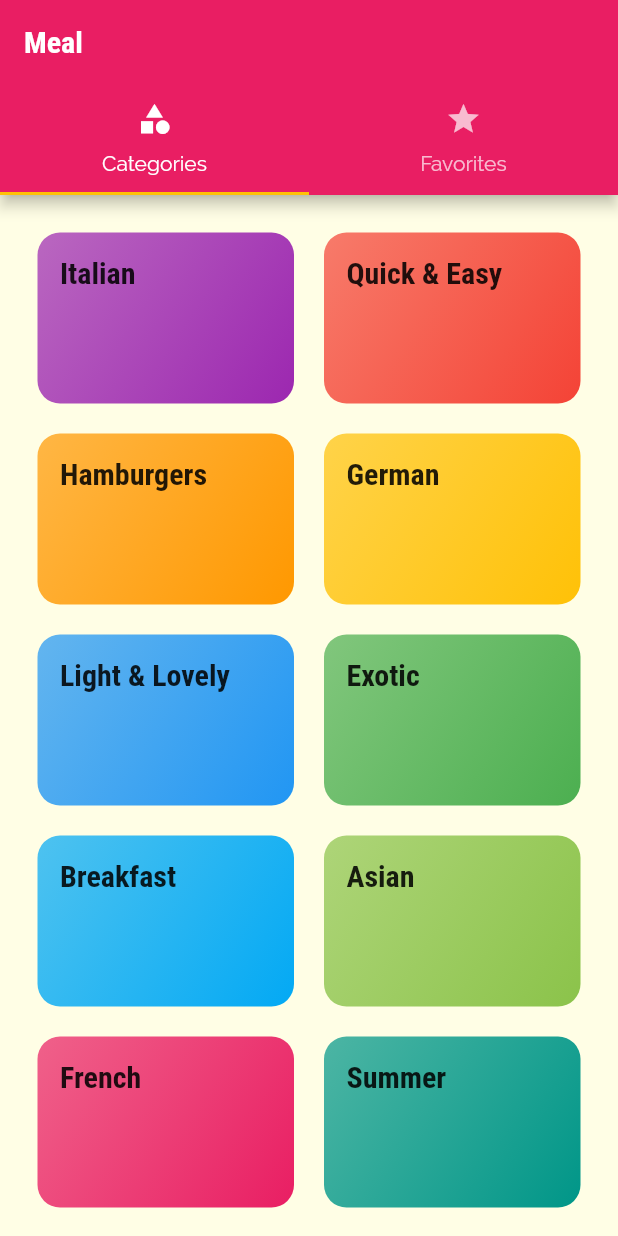
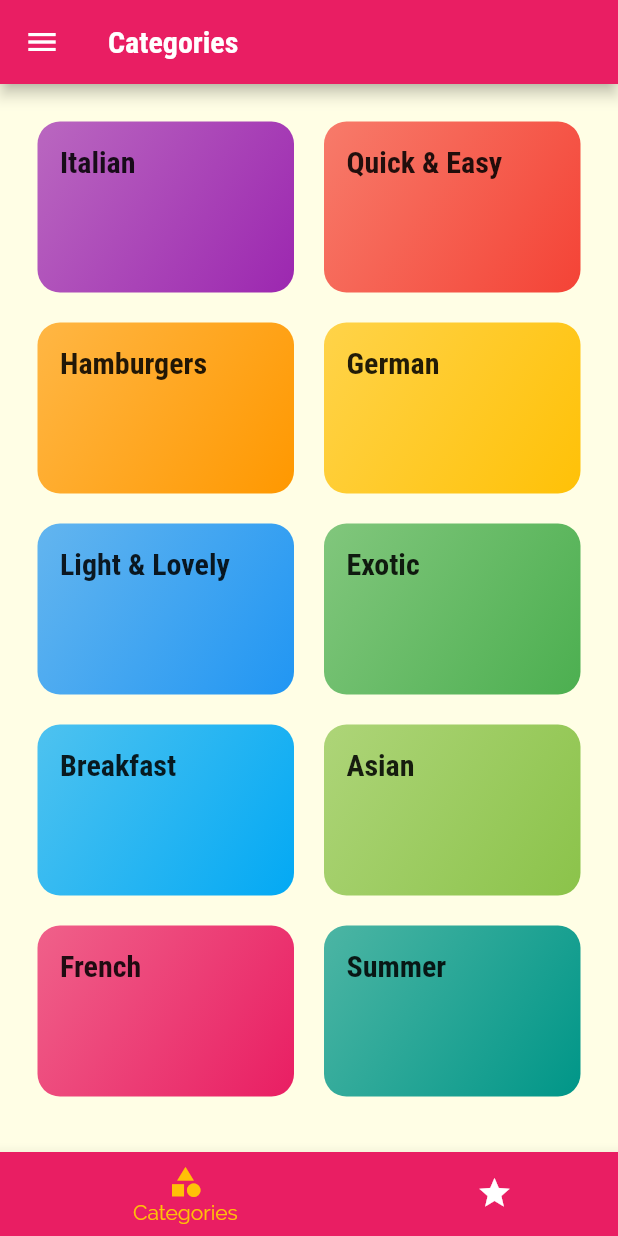
Before and after one commit to FitriantoDwiCahyo/meal-app, a Flutter app: the screen it shows after launch, on a phone screen of 412 x 824 dp. Run offline on Flutter 3.47's test engine with Material 2 defaults, Android fonts, the phone set to English and light mode, and no system bars.

Commit message:
modify for exist screens and widgets

```diff
--- a/lib/main.dart
+++ b/lib/main.dart
@@ -1,5 +1,6 @@
 import 'package:flutter/material.dart';
 
+import '../screens/filters_screen.dart';
 import '../screens/meal_detail_screen.dart';
 import '../screens/categories_screen.dart';
 import '../screens/category_meals_screen.dart';
@@ -50,6 +51,7 @@ class MyApp extends StatelessWidget {
           '/': (ctx) => TabsScreen(),
           CategoryMealsScreen.routeName: (ctx) => const CategoryMealsScreen(),
           MealDetailScreen.routeName: (ctx) => const MealDetailScreen(),
+          FiltersScreen.routeName: (ctx) => const FiltersScreen(),
         },
         onUnknownRoute: (settings) {
           return MaterialPageRoute(builder: (ctx) => CategoryMealsScreen());
--- a/lib/screens/tabs_screen.dart
+++ b/lib/screens/tabs_screen.dart
@@ -3,6 +3,7 @@ import 'package:flutter/material.dart';
 
 import './favorites_screen.dart';
 import './categories_screen.dart';
+import '../widgets/main_drawer.dart';
 
 class TabsScreen extends StatefulWidget {
   TabsScreen({Key? key}) : super(key: key);
@@ -12,32 +13,52 @@ class TabsScreen extends StatefulWidget {
 }
 
 class _TabsScreenState extends State<TabsScreen> {
+  final List<Map<String, Object>> _pages = [
+    {
+      'page': CategoriesScreen(),
+      'title': 'Categories',
+    },
+    {
+      'page': FavoritesScreen(),
+      'title': 'Favorite',
+    }
+  ];
+
+  int _selectedPageIndex = 0;
+
+  void _selectPage(int index) {
+    setState(() {
+      _selectedPageIndex = index;
+    });
+  }
+
   @override
   Widget build(BuildContext context) {
-    return DefaultTabController(
-      length: 2,
-      initialIndex: 0,
-      child: Scaffold(
-        appBar: AppBar(
-          title: const Text('Meal'),
-          bottom: TabBar(
-            dragStartBehavior: DragStartBehavior.start,
-            tabs: <Widget>[
-              Tab(
-                icon: Icon(Icons.category),
-                text: 'Categories',
-              ),
-              Tab(
-                icon: Icon(Icons.star),
-                text: 'Favorites',
-              ),
-            ],
+    return Scaffold(
+      appBar: AppBar(
+        title: Text(_pages[_selectedPageIndex]['title'] as String),
+      ),
+      drawer: MainDrawer(),
+      body: _pages[_selectedPageIndex]['page'] as Widget,
+      bottomNavigationBar: BottomNavigationBar(
+        onTap: _selectPage,
+        backgroundColor: Theme.of(context).primaryColor,
+        unselectedItemColor: Colors.white,
+        selectedItemColor: Theme.of(context).accentColor,
+        currentIndex: _selectedPageIndex,
+        type: BottomNavigationBarType.shifting,
+        items: [
+          BottomNavigationBarItem(
+            backgroundColor: Theme.of(context).primaryColor,
+            icon: const Icon(Icons.category),
+            label: 'Categories',
           ),
-        ),
-        body: TabBarView(children: <Widget> [
-          CategoriesScreen(),
-          FavoritesScreen(),
-        ],),
+          BottomNavigationBarItem(
+            backgroundColor: Theme.of(context).primaryColor,
+            icon: const Icon(Icons.star),
+            label: 'Favorites',
+          ),
+        ],
       ),
     );
   }
```
Also changed, not shown: lib/screens/category_meals_screen.dart (+48 -17 lines), lib/screens/meal_detail_screen.dart (+7 -0 lines), lib/widgets/meal_item.dart (+20 -10 lines).
